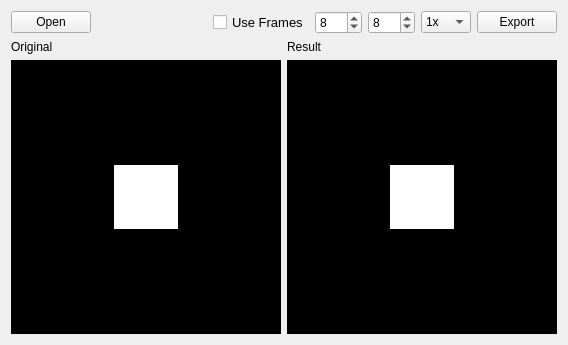
Old version of the form src/imageconverterdialog.ui in the repository lamestation/lsimage.
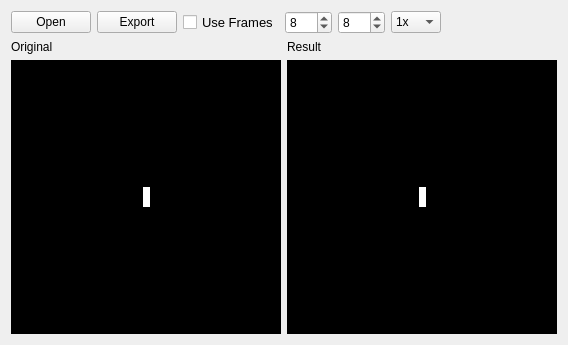
New version of the form.

Commit message: Begin connecting Image Converter UI.

```diff
--- a/src/imageconverterdialog.ui
+++ b/src/imageconverterdialog.ui
@@ -24,17 +24,11 @@
       </widget>
      </item>
      <item>
-      <spacer name="horizontalSpacer_3">
-       <property name="orientation">
-        <enum>Qt::Horizontal</enum>
+      <widget class="QPushButton" name="exportButton">
+       <property name="text">
+        <string>Export</string>
        </property>
-       <property name="sizeHint" stdset="0">
-        <size>
-         <width>40</width>
-         <height>20</height>
-        </size>
-       </property>
-      </spacer>
+      </widget>
      </item>
      <item>
       <widget class="QCheckBox" name="chopEnable">
@@ -115,11 +109,17 @@
       </widget>
      </item>
      <item>
-      <widget class="QPushButton" name="exportButton">
-       <property name="text">
-        <string>Export</string>
+      <spacer name="horizontalSpacer_3">
+       <property name="orientation">
+        <enum>Qt::Horizontal</enum>
        </property>
-      </widget>
+       <property name="sizeHint" stdset="0">
+        <size>
+         <width>40</width>
+         <height>20</height>
+        </size>
+       </property>
+      </spacer>
      </item>
     </layout>
    </item>
@@ -591,16 +591,10 @@
                 <verstretch>0</verstretch>
                </sizepolicy>
               </property>
-              <property name="minimumSize">
-               <size>
-                <width>64</width>
-                <height>64</height>
-               </size>
-              </property>
               <property name="maximumSize">
                <size>
-                <width>64</width>
-                <height>64</height>
+                <width>512</width>
+                <height>512</height>
                </size>
               </property>
               <property name="palette">
@@ -1525,16 +1519,10 @@
                 <verstretch>0</verstretch>
                </sizepolicy>
               </property>
-              <property name="minimumSize">
-               <size>
-                <width>64</width>
-                <height>64</height>
-               </size>
-              </property>
               <property name="maximumSize">
                <size>
-                <width>64</width>
-                <height>64</height>
+                <width>512</width>
+                <height>512</height>
                </size>
               </property>
               <property name="palette">
```
Left out of the diff: 8 changed lines with no effect on the pictures. The commit also changes 4 other files.
